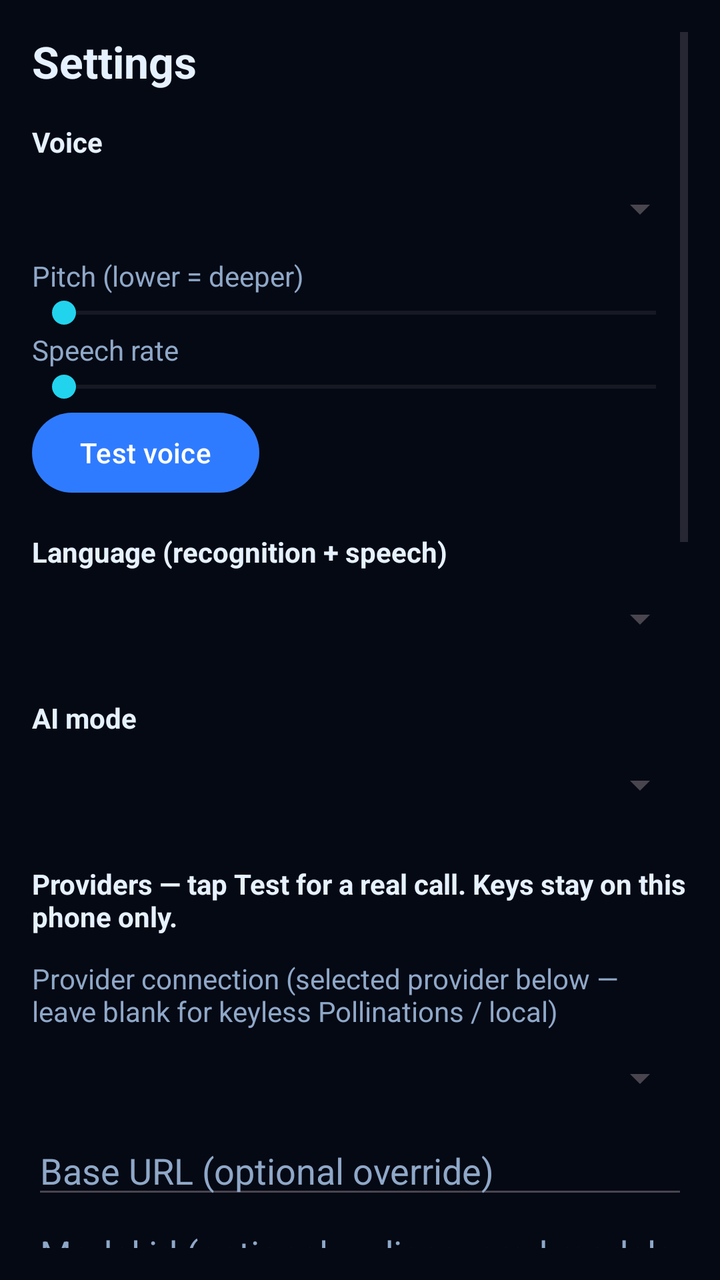
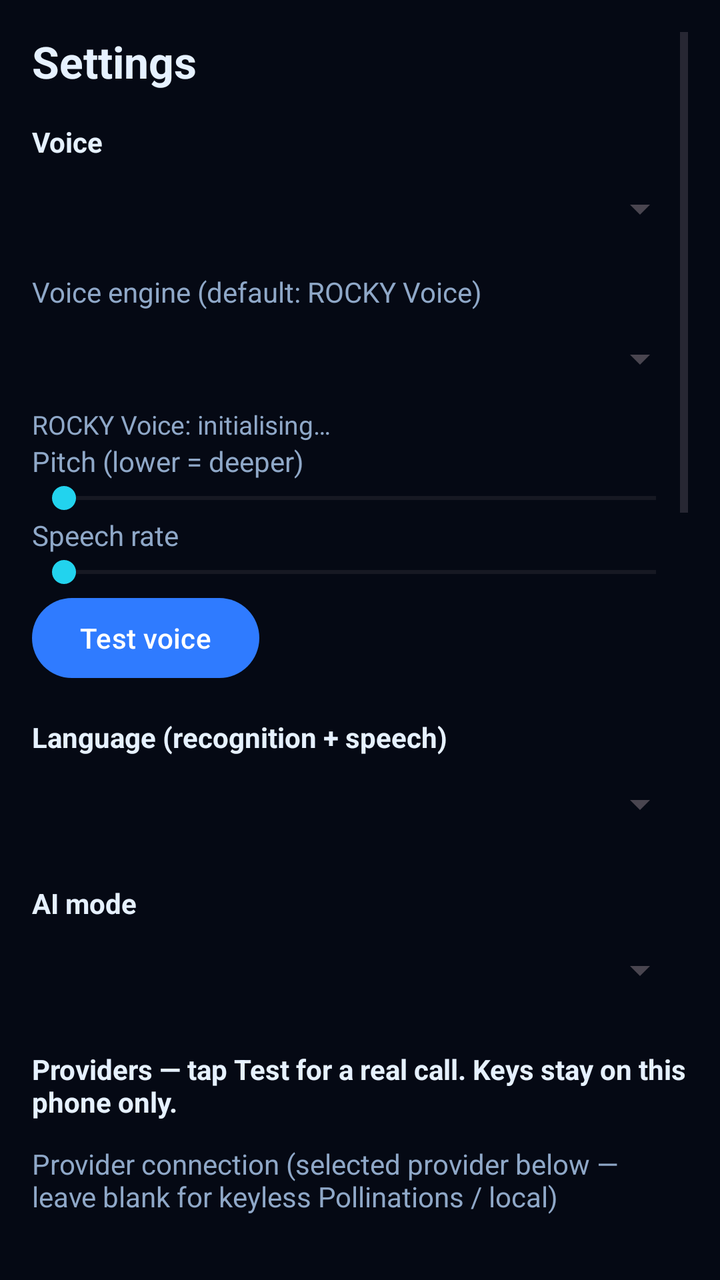

Before-and-after screenshots of an Android layout around one commit, followed by the original layout XML and the change that was made.
<!-- AndroidManifest.xml: application theme Theme.Rocky -->
<!-- res/layout/activity_settings.xml -->
<?xml version="1.0" encoding="utf-8"?>
<ScrollView xmlns:android="http://schemas.android.com/apk/res/android"
    android:layout_width="match_parent"
    android:layout_height="match_parent"
    android:background="@color/rocky_bg"
    android:padding="16dp">
    <LinearLayout
        android:layout_width="match_parent"
        android:layout_height="wrap_content"
        android:orientation="vertical">
        <TextView
            android:layout_width="wrap_content"
            android:layout_height="wrap_content"
            android:text="@string/settings_title"
            android:textColor="@color/rocky_text"
            android:textSize="22sp"
            android:textStyle="bold" />
        <TextView
            android:layout_width="wrap_content"
            android:layout_height="wrap_content"
            android:layout_marginTop="16dp"
            android:text="Voice"
            android:textColor="@color/rocky_text"
            android:textStyle="bold" />
        <Spinner
            android:id="@+id/voiceSpinner"
            android:layout_width="match_parent"
            android:layout_height="48dp" />
        <TextView
            android:id="@+id/pitchLabel"
            android:layout_width="wrap_content"
            android:layout_height="wrap_content"
            android:text="Pitch (lower = deeper)"
            android:textColor="@color/rocky_dim" />
        <SeekBar
            android:id="@+id/pitchBar"
            android:layout_width="match_parent"
            android:layout_height="wrap_content"
            android:max="100" />
        <TextView
            android:id="@+id/rateLabel"
            android:layout_width="wrap_content"
            android:layout_height="wrap_content"
            android:text="Speech rate"
            android:textColor="@color/rocky_dim" />
        <SeekBar
            android:id="@+id/rateBar"
            android:layout_width="match_parent"
            android:layout_height="wrap_content"
            android:max="100" />
        <Button
            android:id="@+id/testVoiceButton"
            android:layout_width="wrap_content"
            android:layout_height="48dp"
            android:text="@string/voice_test" />
        <TextView
            android:layout_width="wrap_content"
            android:layout_height="wrap_content"
            android:layout_marginTop="16dp"
            android:text="Language (recognition + speech)"
            android:textColor="@color/rocky_text"
            android:textStyle="bold" />
        <Spinner
            android:id="@+id/languageSpinner"
            android:layout_width="match_parent"
            android:layout_height="48dp" />
        <TextView
            android:layout_width="wrap_content"
            android:layout_height="wrap_content"
            android:layout_marginTop="16dp"
            android:text="AI mode"
            android:textColor="@color/rocky_text"
            android:textStyle="bold" />
        <Spinner
            android:id="@+id/modeSpinner"
            android:layout_width="match_parent"
            android:layout_height="48dp" />
        <TextView
            android:layout_width="wrap_content"
            android:layout_height="wrap_content"
            android:layout_marginTop="16dp"
            android:text="Providers — tap Test for a real call. Keys stay on this phone only."
            android:textColor="@color/rocky_text"
            android:textStyle="bold" />
        <androidx.recyclerview.widget.RecyclerView
            android:id="@+id/providerList"
            android:layout_width="match_parent"
            android:layout_height="wrap_content" />
        <TextView
            android:layout_width="wrap_content"
            android:layout_height="wrap_content"
            android:layout_marginTop="12dp"
            android:text="Provider connection (selected provider below — leave blank for keyless Pollinations / local)"
            android:textColor="@color/rocky_dim" />
        <Spinner
            android:id="@+id/providerSpinner"
            android:layout_width="match_parent"
            android:layout_height="48dp" />
        <EditText
            android:id="@+id/baseUrlInput"
            android:layout_width="match_parent"
            android:layout_height="wrap_content"
            android:hint="Base URL (optional override)"
            android:textColor="@color/rocky_text"
            android:textColorHint="@color/rocky_dim" />
        <EditText
            android:id="@+id/modelInput"
            android:layout_width="match_parent"
            android:layout_height="wrap_content"
            android:hint="Model id (optional — discovered models preferred)"
            android:textColor="@color/rocky_text"
            android:textColorHint="@color/rocky_dim" />
        <EditText
            android:id="@+id/apiKeyInput"
            android:layout_width="match_parent"
            android:layout_height="wrap_content"
            android:hint="API key (on this phone only, never shared)"
            android:inputType="textPassword"
            android:textColor="@color/rocky_text"
            android:textColorHint="@color/rocky_dim" />
        <EditText
            android:id="@+id/accountInput"
            android:layout_width="match_parent"
            android:layout_height="wrap_content"
            android:hint="Account ID (Cloudflare only)"
            android:textColor="@color/rocky_text"
            android:textColorHint="@color/rocky_dim" />
        <TextView
            android:id="@+id/providerNote"
            android:layout_width="match_parent"
            android:layout_height="wrap_content"
            android:textColor="@color/rocky_dim"
            android:textSize="12sp" />
        <Button
            android:id="@+id/discoverButton"
            android:layout_width="wrap_content"
            android:layout_height="48dp"
            android:text="Discover models" />
        <TextView
            android:id="@+id/discoverResult"
            android:layout_width="match_parent"
            android:layout_height="wrap_content"
            android:textColor="@color/rocky_dim"
            android:textSize="12sp" />
        <TextView
            android:layout_width="match_parent"
            android:layout_height="wrap_content"
            android:text="Providers, honestly: Pollinations is keyless (GET, verified working, but NOT private and rate-limited — never unlimited). OpenRouter, Gemini, Groq, Mistral, Cloudflare and SambaNova need your own free key; their free tiers have limits. Gemini Live is NOT integrated: voice here is Android SpeechRecognizer + Android TTS + chat API. Keys are stored encrypted when possible (see permission status below), never in source, logs, or the APK."
            android:textColor="@color/rocky_dim"
            android:textSize="12sp" />
        <TextView
            android:layout_width="wrap_content"
            android:layout_height="wrap_content"
            android:layout_marginTop="16dp"
            android:text="Privacy"
            android:textColor="@color/rocky_text"
            android:textStyle="bold" />
        <CheckBox
            android:id="@+id/memoryCloudCheck"
            android:layout_width="wrap_content"
            android:layout_height="48dp"
            android:text="Include my name/notes in cloud model requests (default OFF)"
            android:textColor="@color/rocky_text" />
        <Button
            android:id="@+id/clearHistoryButton"
            android:layout_width="wrap_content"
            android:layout_height="48dp"
            android:text="Clear conversation history" />
        <Button
            android:id="@+id/clearMemoryButton"
            android:layout_width="wrap_content"
            android:layout_height="48dp"
            android:text="Clear memory (name + notes)" />
        <Button
            android:id="@+id/exportButton"
            android:layout_width="wrap_content"
            android:layout_height="48dp"
            android:text="Export history (share as text)" />
        <TextView
            android:layout_width="wrap_content"
            android:layout_height="wrap_content"
            android:layout_marginTop="16dp"
            android:text="Animation and sound"
            android:textColor="@color/rocky_text"
            android:textStyle="bold" />
        <CheckBox
            android:id="@+id/sfxCheck"
            android:layout_width="wrap_content"
            android:layout_height="48dp"
            android:text="Sound effects"
            android:textColor="@color/rocky_text" />
        <CheckBox
            android:id="@+id/reducedCheck"
            android:layout_width="wrap_content"
            android:layout_height="48dp"
            android:text="Reduced effects (weaker devices)"
            android:textColor="@color/rocky_text" />
        <Spinner
            android:id="@+id/qualitySpinner"
            android:layout_width="match_parent"
            android:layout_height="48dp" />
        <Button
            android:id="@+id/replayIntroButton"
            android:layout_width="wrap_content"
            android:layout_height="48dp"
            android:text="Replay intro next launch" />
        <TextView
            android:id="@+id/permissionStatus"
            android:layout_width="match_parent"
            android:layout_height="wrap_content"
            android:textColor="@color/rocky_dim"
            android:textSize="12sp" />
        <Button
            android:id="@+id/saveButton"
            android:layout_width="wrap_content"
            android:layout_height="48dp"
            android:layout_marginTop="16dp"
            android:text="@string/save" />
        <Button
            android:id="@+id/closeButton"
            android:layout_width="wrap_content"
            android:layout_height="48dp"
            android:text="@string/close" />
    </LinearLayout>
</ScrollView>
<!-- resources referenced by this layout -->
<resources>
  <color name="rocky_bg">#050914</color>
  <color name="rocky_dim">#8FA8C8</color>
  <color name="rocky_text">#E6F1FF</color>
  <string name="close">Close</string>
  <string name="save">Save</string>
  <string name="settings_title">Settings</string>
  <string name="voice_test">Test voice</string>
  <style name="Theme.Rocky" parent="Theme.Material3.DayNight.NoActionBar">
          <item name="colorPrimary">@color/rocky_blue</item>
          <item name="colorPrimaryDark">@color/rocky_dark</item>
          <item name="colorAccent">@color/rocky_cyan</item>
          <item name="android:windowBackground">@color/rocky_bg</item>
          <item name="android:textColor">@color/rocky_text</item>
      </style>
  <color name="rocky_blue">#2F7BFF</color>
  <color name="rocky_dark">#081226</color>
  <color name="rocky_cyan">#22D3EE</color>
</resources>

<!-- the commit's change to res/layout/activity_settings.xml (unified diff, before → after) -->
@@ -27,6 +27,23 @@
             android:layout_width="match_parent"
             android:layout_height="48dp" />
         <TextView
+            android:layout_width="wrap_content"
+            android:layout_height="wrap_content"
+            android:layout_marginTop="8dp"
+            android:text="Voice engine (default: ROCKY Voice)"
+            android:textColor="@color/rocky_dim" />
+        <Spinner
+            android:id="@+id/engineSpinner"
+            android:layout_width="match_parent"
+            android:layout_height="48dp" />
+        <TextView
+            android:id="@+id/piperStatus"
+            android:layout_width="match_parent"
+            android:layout_height="wrap_content"
+            android:text="ROCKY Voice: initialising…"
+            android:textColor="@color/rocky_dim"
+            android:textSize="13sp" />
+        <TextView
             android:id="@+id/pitchLabel"
             android:layout_width="wrap_content"
             android:layout_height="wrap_content"
